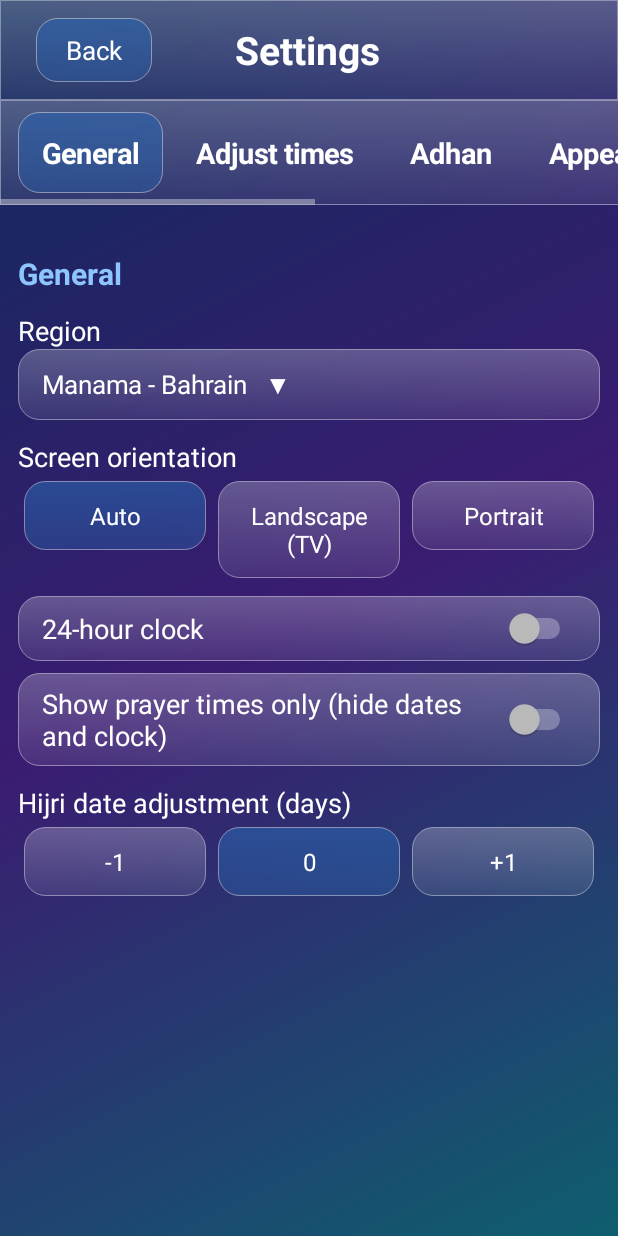
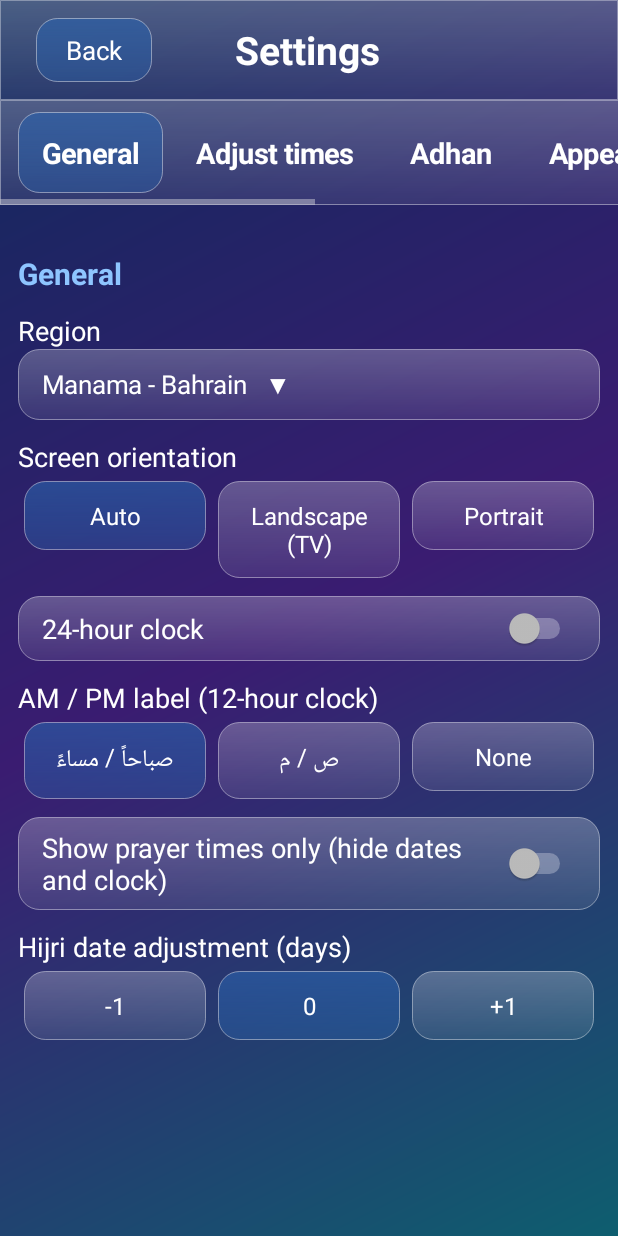
Before and after one commit to mbnetworku/Prayer.time., an Android app: the screen it shows after launch (SettingsActivity), after a tap on "الإعدادات", on a phone screen of 412 x 824 dp. Run offline under Robolectric (Android 15) with nearby library versions, the phone set to English and light mode, and no system bars.

Commit message:
Show صباحاً/مساءً (AM/PM) after times in 12-hour mode
Co-Authored-By: Claude Opus 5.5 <noreply@anthropic.com>
Claude-Session: https://claude.ai/code/session_015wFRZXDJVBjB1Fn1Frbamn

```diff
--- a/app/src/main/java/com/prayertime/tv/MainActivity.kt
+++ b/app/src/main/java/com/prayertime/tv/MainActivity.kt
@@ -15,6 +15,9 @@ import android.graphics.drawable.GradientDrawable
 import android.net.Uri
 import android.graphics.Typeface
 import android.os.Bundle
+import android.text.SpannableStringBuilder
+import android.text.Spanned
+import android.text.style.RelativeSizeSpan
 import android.os.Handler
 import android.os.Looper
 import android.view.Gravity
@@ -151,7 +154,7 @@ class MainActivity : Activity() {
                 setPadding(16, 0, 16, 0)
             }
             val n = tv(34f, true).apply { text = names[i] }
-            val t = tv(38f, true).apply { textDirection = View.TEXT_DIRECTION_LTR }
+            val t = tv(38f, true).apply { textDirection = View.TEXT_DIRECTION_RTL }
             row.addView(n, LinearLayout.LayoutParams(0, -2, 1.2f))
             row.addView(t, LinearLayout.LayoutParams(0, -2, 1f))
             nameViews += n; timeViews += t; rows += row
@@ -164,7 +167,7 @@ class MainActivity : Activity() {
             if (glassOn) { background = Config.glass(density, 28); setPadding(dp(16), dp(12), dp(16), dp(12)) }
         }
         title = tv(34f, true); hijri = tv(26f); greg = tv(22f)
-        clock = tv(80f, true).apply { textDirection = View.TEXT_DIRECTION_LTR }
+        clock = tv(80f, true).apply { textDirection = View.TEXT_DIRECTION_RTL }
         countdown = tv(26f)
         verse = tv(28f).apply {
             setPadding(dp(24), dp(14), dp(24), dp(14))
@@ -237,6 +240,28 @@ class MainActivity : Activity() {
         String.format(Locale.US, "%02d:%02d", hh, mm)
     }
 
+    /** صباحاً / مساءً (or ص / م) after a time in 12-hour mode; pref "ampm" = full / short / none. */
+    private fun period(h: Double): String {
+        if (use24 || h.isNaN()) return ""
+        val am = ((Math.round(h * 60).toInt() % 1440 + 1440) % 1440) < 720
+        return when (prefs.getString("ampm", "full")) {
+            "none" -> ""
+            "short" -> if (am) "ص" else "م"
+            else -> if (am) "صباحاً" else "مساءً"
+        }
+    }
+
+    /** Time with the period word in smaller text, e.g. "04:24 صباحاً". */
+    private fun withPeriod(time: String, h: Double, ratio: Float): CharSequence {
+        val p = period(h)
+        if (p.isEmpty()) return time
+        val sb = SpannableStringBuilder(time).append(" ")
+        val start = sb.length
+        sb.append(p)
+        sb.setSpan(RelativeSizeSpan(ratio), start, sb.length, Spanned.SPAN_EXCLUSIVE_EXCLUSIVE)
+        return sb
+    }
+
     private fun load(now: ZonedDateTime) {
         val r = region
         val zone = ZoneId.of(r.zone)
@@ -266,7 +291,7 @@ class MainActivity : Activity() {
         rows[3].visibility = if (friday) View.VISIBLE else View.GONE
         for (i in names.indices) {
             nameViews[i].text = names2[i]
-            timeViews[i].text = hm(hours[i])
+            timeViews[i].text = withPeriod(hm(hours[i]), hours[i], 0.45f)
         }
     }
     private var names2 = names
@@ -276,7 +301,8 @@ class MainActivity : Activity() {
             val now = ZonedDateTime.now(ZoneId.of(region.zone))
             info.visibility = if (timesOnly) View.GONE else View.VISIBLE
             if (cachedDate != now.toLocalDate() || cachedRegion != prefs.getInt("region", 0)) load(now)
-            clock.text = String.format(Locale.US, "%s:%02d", hm(now.hour + now.minute / 60.0), now.second)
+            val nowH = now.hour + now.minute / 60.0
+            clock.text = withPeriod(String.format(Locale.US, "%s:%02d", hm(nowH), now.second), nowH, 0.35f)
 
             var next = today.indexOfFirst { it != null && it.isAfter(now) }
             val nextTime = if (next >= 0) today[next] else tomorrowFajr
--- a/app/src/main/java/com/prayertime/tv/PrayerWidget.kt
+++ b/app/src/main/java/com/prayertime/tv/PrayerWidget.kt
@@ -60,6 +60,12 @@ class PrayerWidget : AppWidgetProvider() {
                 return String.format(Locale.US, "%02d:%02d", hh, tot % 60)
             }
 
+            fun period(h: Double): String {
+                if (use24 || h.isNaN() || prefs.getString("ampm", "full") == "none") return ""
+                val am = ((Math.round(h * 60).toInt() % 1440 + 1440) % 1440) < 720
+                return if (ar) (if (am) " ص" else " م") else (if (am) " AM" else " PM")
+            }
+
             val today = now.toLocalDate()
             val t = hours(today)
             var next = t.indices.firstOrNull { !t[it].isNaN() && at(today, t[it]).isAfter(now) }
@@ -72,7 +78,7 @@ class PrayerWidget : AppWidgetProvider() {
             for (id in widgetIds) {
                 val v = RemoteViews(ctx.packageName, R.layout.widget_prayer)
                 v.setTextViewText(R.id.city, if (ar) r.nameAr else r.nameEn)
-                v.setTextViewText(R.id.next, (if (ar) "القادمة: " else "Next: ") + names[next] + "  " + hm(nextHours))
+                v.setTextViewText(R.id.next, (if (ar) "القادمة: " else "Next: ") + names[next] + "  " + hm(nextHours) + period(nextHours))
                 ids.forEachIndexed { i, (n, tv) ->
                     v.setTextViewText(n, names[i]); v.setTextViewText(tv, hm(t[i]))
                 }
--- a/app/src/main/java/com/prayertime/tv/SettingsActivity.kt
+++ b/app/src/main/java/com/prayertime/tv/SettingsActivity.kt
@@ -360,6 +360,12 @@ class SettingsActivity : Activity() {
             Config.applyOrientation(this)
         }
         row(body, t("نظام 24 ساعة", "24-hour clock"), switchOf("h24", false))
+        val ampm = listOf("full", "short", "none")
+        chipGroup(body, t("صباحاً / مساءً (نظام 12 ساعة)", "AM / PM label (12-hour clock)"),
+            listOf("صباحاً / مساءً", "ص / م", t("بدون", "None")), 3,
+            { ampm.indexOf(prefs.getString("ampm", "full")).coerceAtLeast(0) }) { pos ->
+            edit { putString("ampm", ampm[pos]) }
+        }
         row(body, t("عرض المواقيت فقط (إخفاء التاريخ والساعة)", "Show prayer times only (hide dates and clock)"),
             switchOf("timesOnly", false))
         chipGroup(body, t("تعديل التاريخ الهجري (أيام)", "Hijri date adjustment (days)"), listOf("-1", "0", "+1"), 3,
```
Also changed, not shown: 1 other file.
